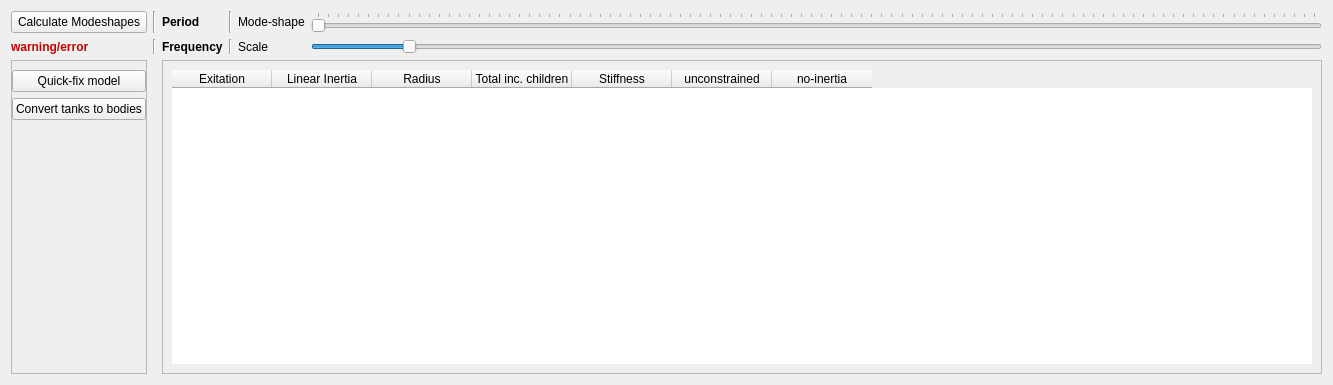
This is guis/widget_modeshapes.ui in RubendeBruin/DAVE as Qt 5 draws it before an edit. The edited form follows.
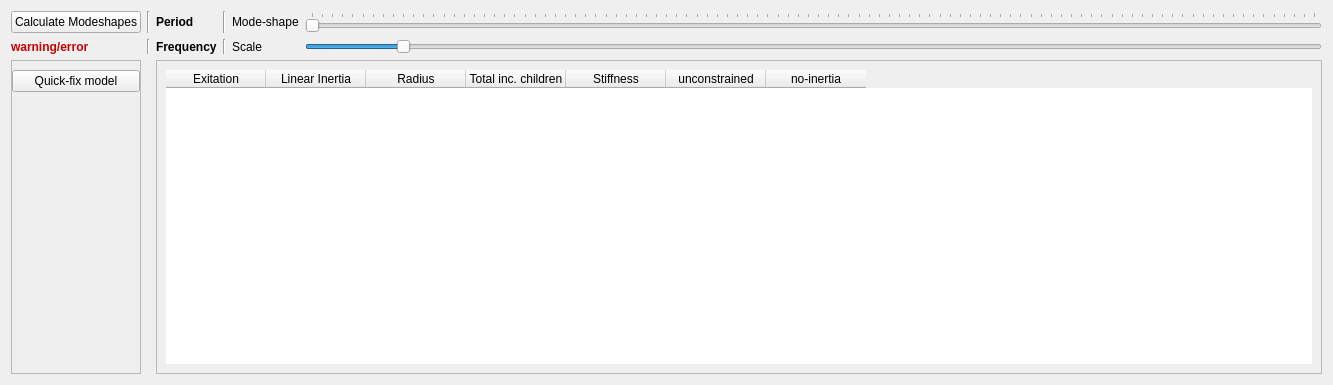
This is the edited form.

Commit message: Undo pervious commit. Tanks were included in dynamics after all

```diff
--- a/guis/widget_modeshapes.ui
+++ b/guis/widget_modeshapes.ui
@@ -139,13 +139,6 @@
         </property>
        </widget>
       </item>
-      <item>
-       <widget class="QPushButton" name="pbTanksToBodies">
-        <property name="text">
-         <string>Convert tanks to bodies</string>
-        </property>
-       </widget>
-      </item>
       <item>
        <spacer name="verticalSpacer">
         <property name="orientation">
```
The commit also changes 8 other files.
